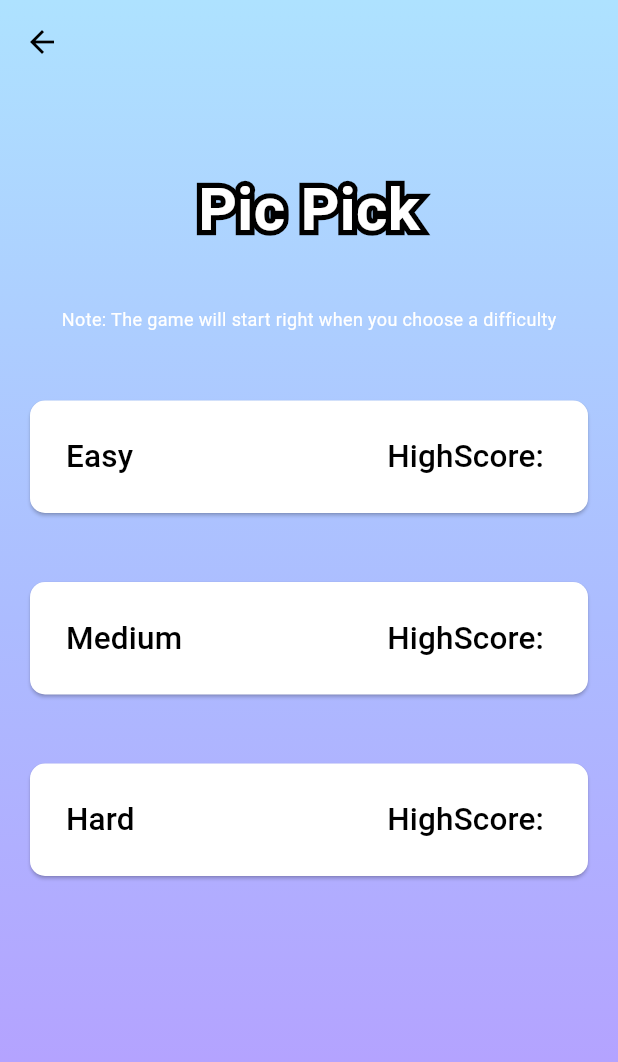
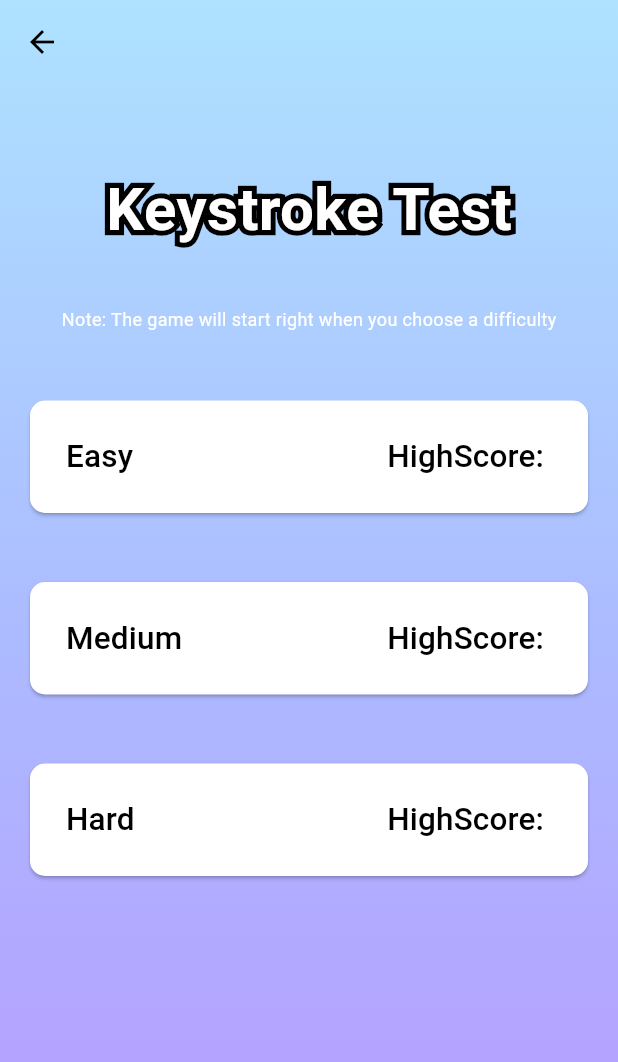
Before and after one commit to peri-Bot/Mobile-App-for-Multi-Modal-Behavioral-Data-Collection-BahriApp, a Flutter app: the HomeScreen screen opened directly, after a tap on "Play Game", on a phone screen of 412 x 824 dp. Shown: the top 1062 px of the screen. Run offline on Flutter 3.47's test engine with Material 3 defaults, Android fonts, the phone set to English and light mode, and no system bars; drawn by our look-alikes of stroke_text; our stand-ins replace cloud_firestore, connectivity_plus, curved_navigation_bar, firebase_auth, firebase_core, flutter_dotenv and 4 more; missing offline and left inert: artistic_multilingual_keyboards, dart:ffi; accounts and stored records are empty; Roboto replaces fonts that are missing (assets/fonts/Poppins-Regular.ttf, assets/fonts/Poppins-SemiBold.ttf).

Commit message:
forgot to create a new branch for key stroke game

```diff
--- a/lib/main.dart
+++ b/lib/main.dart
@@ -39,7 +39,8 @@ class BahriApp extends StatelessWidget {
           // useMaterial3: true,
           primarySwatch: Colors.blue,
           visualDensity: VisualDensity.adaptivePlatformDensity,
-      ),
+          bottomSheetTheme:
+              BottomSheetThemeData(backgroundColor: Colors.white70)),
       home: const SplashScreen(),
     );
   }
--- /dev/null
+++ b/lib/screens/game_screens/key_stroke_lvl_screen.dart
@@ -0,0 +1,245 @@
+import 'package:bahri_app/screens/game_screens/key_stroke_screen.dart';
+import 'package:flutter/material.dart';
+import 'package:stroke_text/stroke_text.dart';
+
+class KeyStrokeLvlScreen extends StatelessWidget {
+  const KeyStrokeLvlScreen({super.key});
+
+  @override
+  Widget build(BuildContext context) {
+    return Scaffold(
+      extendBody: true,
+      extendBodyBehindAppBar: true,
+      //backgroundColor: const Color(0xFFE6E9FF),
+      appBar: AppBar(
+        // title: const Text(
+        //   'Pic Pick',
+        //   style: TextStyle(
+        //     fontFamily: "assets/fonts/Poppins-Regular.ttf",
+        //     fontSize: 25,
+
+        //     //fontWeight: FontWeight.bold,
+        //     color: Colors.black,
+        //   ),
+        // ),
+        backgroundColor: Colors.transparent,
+        elevation: 0,
+        leading: IconButton(
+          icon: const Icon(Icons.arrow_back, color: Colors.black),
+          onPressed: () {
+            Navigator.pop(context);
+          },
+        ),
+      ),
+      body: Stack(
+        children: [
+          Container(
+            decoration: const BoxDecoration(
+              gradient: LinearGradient(
+                begin: Alignment.bottomCenter,
+                end: Alignment.topCenter,
+                colors: [
+                  Color.fromRGBO(183, 153, 255, 1),
+                  Color.fromRGBO(172, 188, 255, 1),
+                  Color.fromRGBO(174, 226, 255, 1),
+                ],
+              ),
+            ),
+          ),
+          SafeArea(
+            child: SingleChildScrollView(
+              child: Center(
+                child: FractionallySizedBox(
+                  widthFactor: 1,
+                  child: Padding(
+                    padding: const EdgeInsets.symmetric(horizontal: 20.0),
+                    child: Column(
+                      mainAxisAlignment: MainAxisAlignment.start,
+                      children: [
+                        //const Spacer(flex: 2), // Adds space to push the logo down
+                        // /const LogoCircularBorder(widthfactor: 0.8),
+                        //const Spacer(flex: 1), // Adds space below the logo
+                        const SizedBox(height: 55),
+                        const SizedBox(
+                          child: StrokeText(
+                            text: 'Keystroke Test',
+                            textStyle: TextStyle(
+                              fontFamily: "assets/fonts/Poppins-Regular.ttf",
+                              fontSize: 40,
+                              fontWeight: FontWeight.bold,
+                              color: Color.fromARGB(255, 255, 255, 255),
+                            ),
+                            strokeColor: Color.fromARGB(255, 0, 0, 0),
+                            strokeWidth: 7,
+                          ),
+                        ),
+                        // const SizedBox(height: 25),
+                        // const SizedBox(
+                        //   child: StrokeText(
+                        //     text: 'Choose Difficulty',
+                        //     textStyle: TextStyle(
+                        //       fontFamily: "assets/fonts/Poppins-Regular.ttf",
+                        //       fontSize: 27,
+                        //       fontWeight: FontWeight.bold,
+                        //       color: Color.fromARGB(255, 255, 255, 255),
+                        //     ),
+                        //     strokeColor: Color.fromARGB(255, 0, 0, 0),
+                        //     strokeWidth: 0,
+                        //   ),
+                        // ),
+                        const SizedBox(height: 36),
+                        const Text(
+                          'Note: The game will start right when you choose a difficulty',
+                          style: TextStyle(
+                            fontFamily: "assets/fonts/Poppins-Regular.ttf",
+                            fontSize: 12,
+                            //fontWeight: FontWeight.bold,
+                            color: Color.fromARGB(255, 255, 255, 255),
+                          ),
+                        ),
+                        const SizedBox(height: 46),
+                        ElevatedButton(
+                          onPressed: () {
+                            Navigator.push(
+                                context,
+                                MaterialPageRoute(
+                                    builder: (context) =>
+                                        const KeyStrokeScreen(difficulty: 0)));
+                          },
+                          style: ElevatedButton.styleFrom(
+                            backgroundColor:
+                                const Color.fromARGB(255, 255, 255, 255),
+                            minimumSize: const Size(double.infinity, 75),
+                            shape: RoundedRectangleBorder(
+                              borderRadius: BorderRadius.circular(10),
+                            ),
+                          ),
+                          child: const Row(
+                            mainAxisAlignment: MainAxisAlignment.spaceBetween,
+                            children: [
+                              Text(
+                                'Easy',
+                                style: TextStyle(
+                                  fontSize: 21,
+                                  color: Color.fromARGB(255, 0, 0, 0),
+                                  fontFamily:
+                                      "assets/fonts/Poppins-SemiBold.ttf",
+                                  //fontWeight: FontWeight.bold,
+                                ),
+                              ),
+                              Text(
+                                'HighScore: ',
+                                style: TextStyle(
+                                  fontSize: 21,
+                                  color: Color.fromARGB(255, 0, 0, 0),
+                                  fontFamily:
+                                      "assets/fonts/Poppins-SemiBold.ttf",
+                                  //fontWeight: FontWeight.bold,
+                                ),
+                              ),
+                            ],
+                          ),
+                        ),
+                        const SizedBox(height: 46),
+
+                        ElevatedButton(
+                          onPressed: () {
+                            Navigator.push(
+                                context,
+                                MaterialPageRoute(
+                                    builder: (context) =>
+                                        const KeyStrokeScreen(difficulty: 1)));
+                          },
+                          style: ElevatedButton.styleFrom(
+                            backgroundColor:
+                                const Color.fromARGB(255, 255, 255, 255),
+                            minimumSize: const Size(double.infinity, 75),
+                            shape: RoundedRectangleBorder(
+                              borderRadius: BorderRadius.circular(10),
+                            ),
+                          ),
+                          child: const Row(
+                            mainAxisAlignment: MainAxisAlignment.spaceBetween,
+                            children: [
+                              Text(
+                                'Medium',
+                                style: TextStyle(
+                                  fontSize: 21,
+                                  color: Color.fromARGB(255, 0, 0, 0),
+                                  fontFamily:
+                                      "assets/fonts/Poppins-SemiBold.ttf",
+                                  //fontWeight: FontWeight.bold,
+                                ),
+                              ),
+                              Text(
+                                'HighScore: ',
+                                style: TextStyle(
+                                  fontSize: 21,
+                                  color: Color.fromARGB(255, 0, 0, 0),
+                                  fontFamily:
+                                      "assets/fonts/Poppins-SemiBold.ttf",
+                                  //fontWeight: FontWeight.bold,
+                                ),
+                              ),
+                            ],
+                          ),
+                        ),
+                        const SizedBox(height: 46),
+
+                        ElevatedButton(
+                          onPressed: () {
+                            Navigator.push(
+                                context,
+                                MaterialPageRoute(
+                                    builder: (context) =>
+                                        const KeyStrokeScreen(difficulty: 2)));
+                          },
+                          style: ElevatedButton.styleFrom(
+                            backgroundColor:
+                                const Color.fromARGB(255, 255, 255, 255),
+                            minimumSize: const Size(double.infinity, 75),
+                            shape: RoundedRectangleBorder(
+                              borderRadius: BorderRadius.circular(10),
+                            ),
+                          ),
+                          child: const Row(
+                            mainAxisAlignment: MainAxisAlignment.spaceBetween,
+                            children: [
+                              Text(
+                                'Hard',
+                                style: TextStyle(
+                                  fontSize: 21,
+                                  color: Color.fromARGB(255, 0, 0, 0),
+                                  fontFamily:
+                                      "assets/fonts/Poppins-SemiBold.ttf",
+                                  //fontWeight: FontWeight.bold,
+                                ),
+                              ),
+                              Text(
+                                'HighScore: ',
+                                style: TextStyle(
+                                  fontSize: 21,
+                                  color: Color.fromARGB(255, 0, 0, 0),
+                                  fontFamily:
+                                      "assets/fonts/Poppins-SemiBold.ttf",
+                                  //fontWeight: FontWeight.bold,
+                                ),
+                              ),
+                            ],
+                          ),
+                        ),
+                        //const Spacer(flex: 1),
+
+                        //const Spacer(flex: 2), // Adds space at the bottom
+                      ],
+                    ),
+                  ),
+                ),
+              ),
+            ),
+          ),
+        ],
+      ),
+    );
+  }
+}
--- a/lib/screens/home_screen.dart
+++ b/lib/screens/home_screen.dart
@@ -1,3 +1,5 @@
+import 'package:bahri_app/screens/game_screens/key_stroke_lvl_screen.dart';
+import 'package:bahri_app/screens/game_screens/key_stroke_screen.dart';
 import 'package:bahri_app/screens/game_screens/pic_pick_screen.dart';
 import 'package:flutter/material.dart';
 import 'game_screens/pic_pick_lvl_screen.dart';
@@ -65,7 +67,8 @@ class HomeScreen extends StatelessWidget {
                       Navigator.push(
                           context,
                           MaterialPageRoute(
-                              builder: (context) => const PicPickLvlScreen()));
+                              builder: (context) =>
+                                  const KeyStrokeLvlScreen()));
                     },
                     style: ElevatedButton.styleFrom(
                       foregroundColor: Colors.black,
--- a/pubspec.yaml
+++ b/pubspec.yaml
@@ -48,6 +48,7 @@ dependencies:
   http: ^1.2.2
   #asset_fill: ^2.0.0
   stroke_text: ^0.0.3
+  artistic_multilingual_keyboards: ^0.0.4
 
 dev_dependencies:
   flutter_lints: ^3.0.0
```
Also changed, not shown: lib/screens/game_screens/key_stroke_screen.dart (added, +293 -0 lines). Lines whose indentation alone changed are shown as unchanged.
